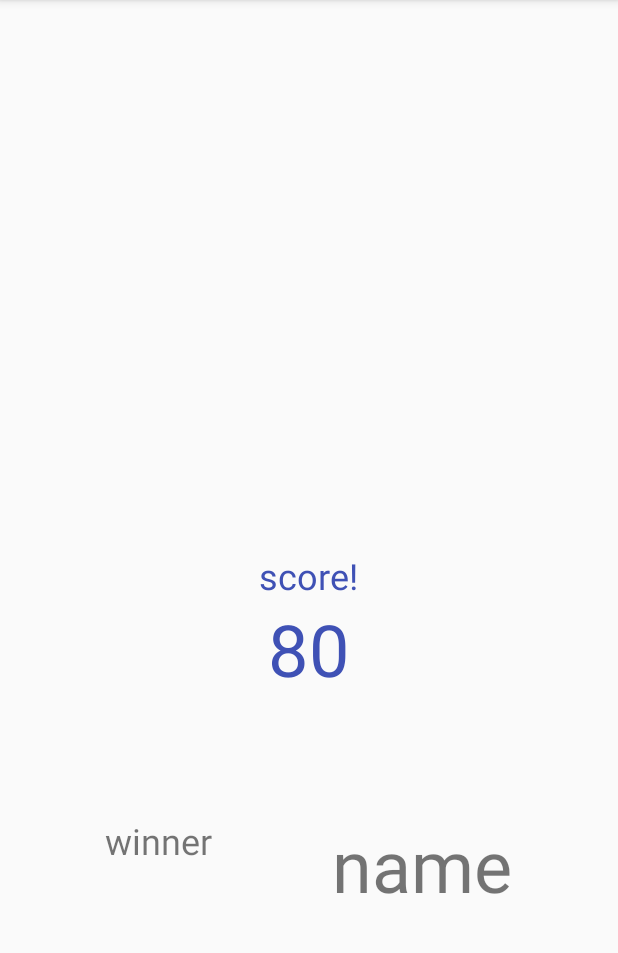
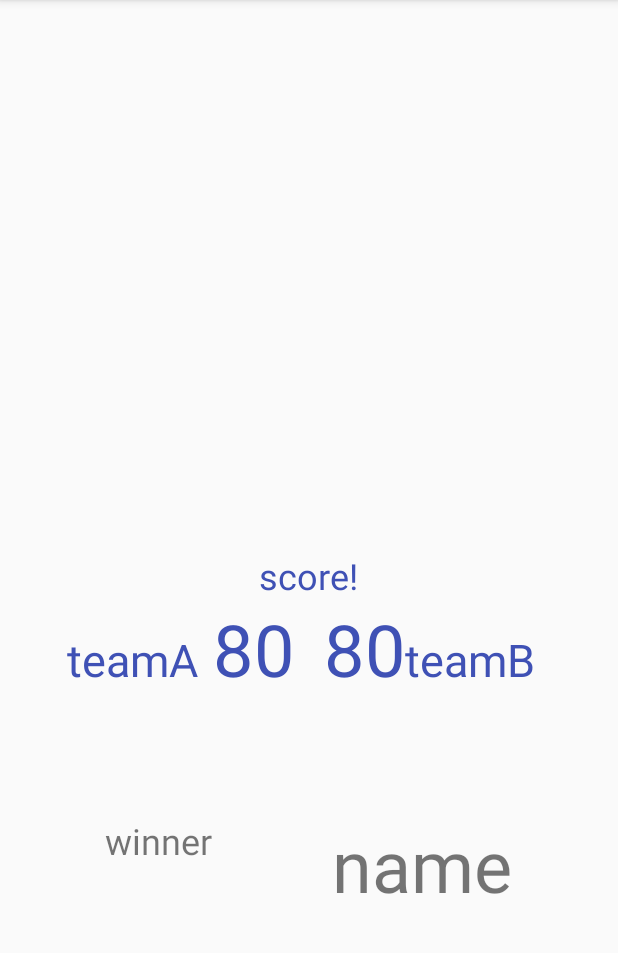
Before and after one commit to BenNjoroge/test, an Android app: the screen it shows after launch (MainActivity), on a phone screen of 412 x 824 dp, the part 84-1037 px from its top. Run offline under Robolectric (Android 15) with nearby library versions, the phone set to English and light mode, and no system bars.

Commit message:
added a text view for team score

```diff
--- a/app/src/main/res/layout/activity_main.xml
+++ b/app/src/main/res/layout/activity_main.xml
@@ -14,7 +14,31 @@
         android:text="score!"
         android:textColor="@color/colorPrimary"
         android:textSize="24sp" />
+<LinearLayout
+    android:layout_below="@id/score"
+    android:layout_width="wrap_content"
+    android:layout_height="wrap_content"
+    android:layout_centerInParent="true"
+    android:orientation="horizontal">
 
+    <TextView
+        android:layout_width="wrap_content"
+        android:layout_height="wrap_content"
+        android:layout_below="@id/score"
+        android:layout_centerInParent="true"
+        android:text="teamA"
+        android:paddingRight="10dp"
+        android:textColor="@color/colorPrimary"
+        android:textSize="30sp" />
+    <TextView
+        android:layout_width="wrap_content"
+        android:layout_height="wrap_content"
+        android:layout_below="@id/score"
+        android:layout_centerInParent="true"
+        android:text="80"
+        android:paddingRight="20dp"
+        android:textColor="@color/colorPrimary"
+        android:textSize="48sp" />
     <TextView
         android:layout_width="wrap_content"
         android:layout_height="wrap_content"
@@ -23,6 +47,19 @@
         android:text="80"
         android:textColor="@color/colorPrimary"
         android:textSize="48sp" />
+
+    <TextView
+        android:layout_width="wrap_content"
+        android:layout_height="wrap_content"
+        android:layout_below="@id/score"
+        android:layout_centerInParent="true"
+        android:paddingRight="10dp"
+        android:text="teamB"
+        android:textColor="@color/colorPrimary"
+        android:textSize="30sp" />
+
+
+</LinearLayout>
 
 
     <LinearLayout
```
